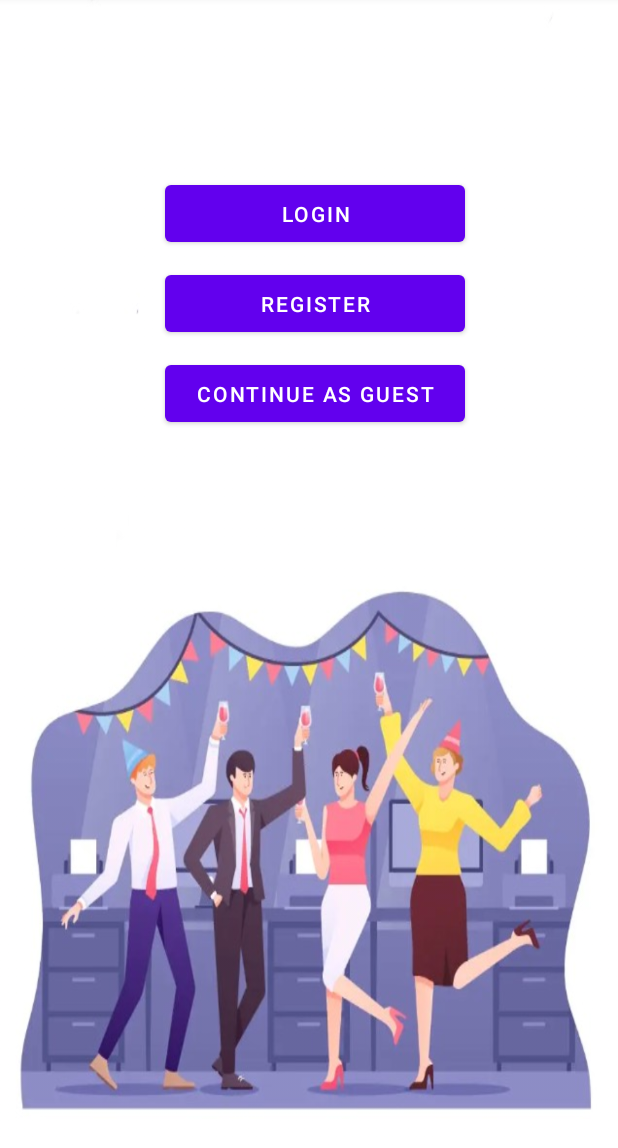
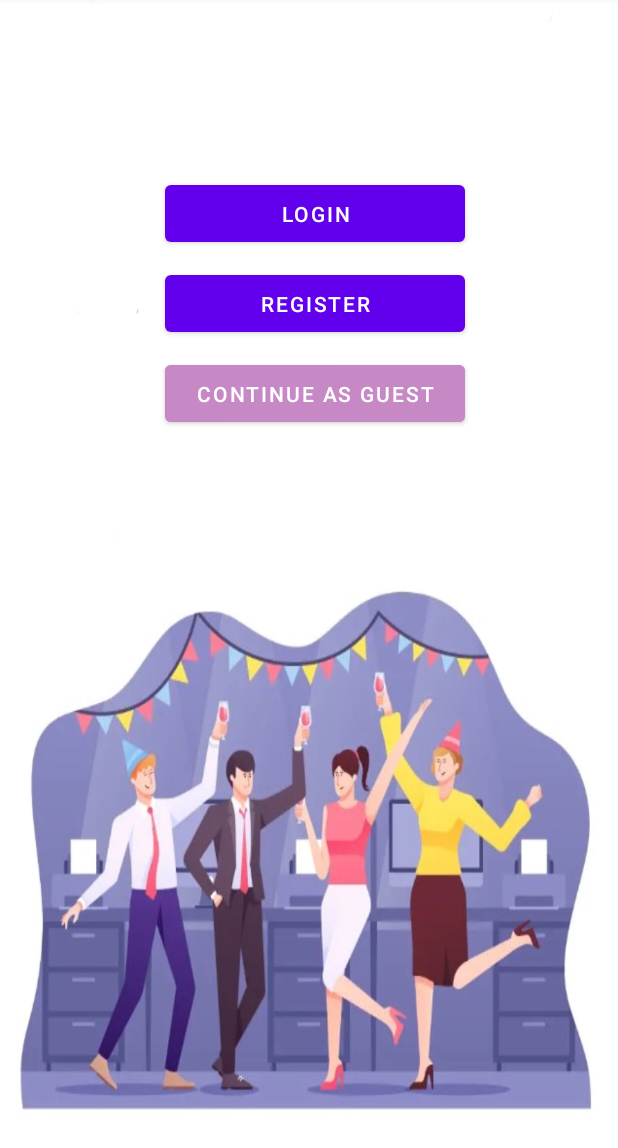
Before and after one commit to FeliX-Hell0/CSCI310_Group_Project, an Android app: the screen it shows after launch (MainActivity), on a phone screen of 412 x 824 dp, the part 88-1236 px from its top. Run offline under Robolectric (Android 15) with nearby library versions, the phone set to English and light mode, and no system bars; our stand-ins replace Firebase (no records; nobody signed in at launch, a user with empty details on screens opened directly).

Commit message:
changed guest button color

```diff
--- a/app/src/main/res/layout/activity_main.xml
+++ b/app/src/main/res/layout/activity_main.xml
@@ -43,6 +43,7 @@
         android:layout_marginTop="240dp"
         android:layout_marginStart="110dp"
         android:text="continue as guest"
+        android:backgroundTint="@color/light_purple"
         app:layout_constraintHorizontal_bias="0.497"
         app:layout_constraintLeft_toLeftOf="parent"
         app:layout_constraintRight_toRightOf="parent"
```
